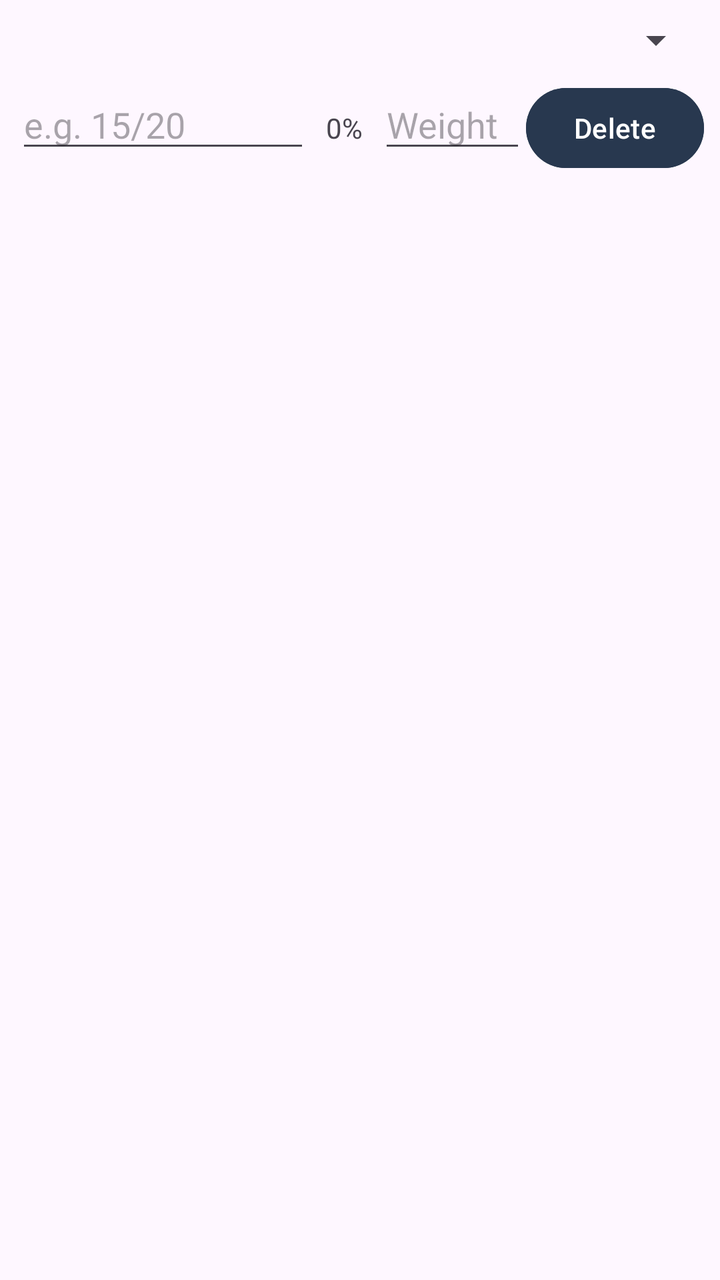
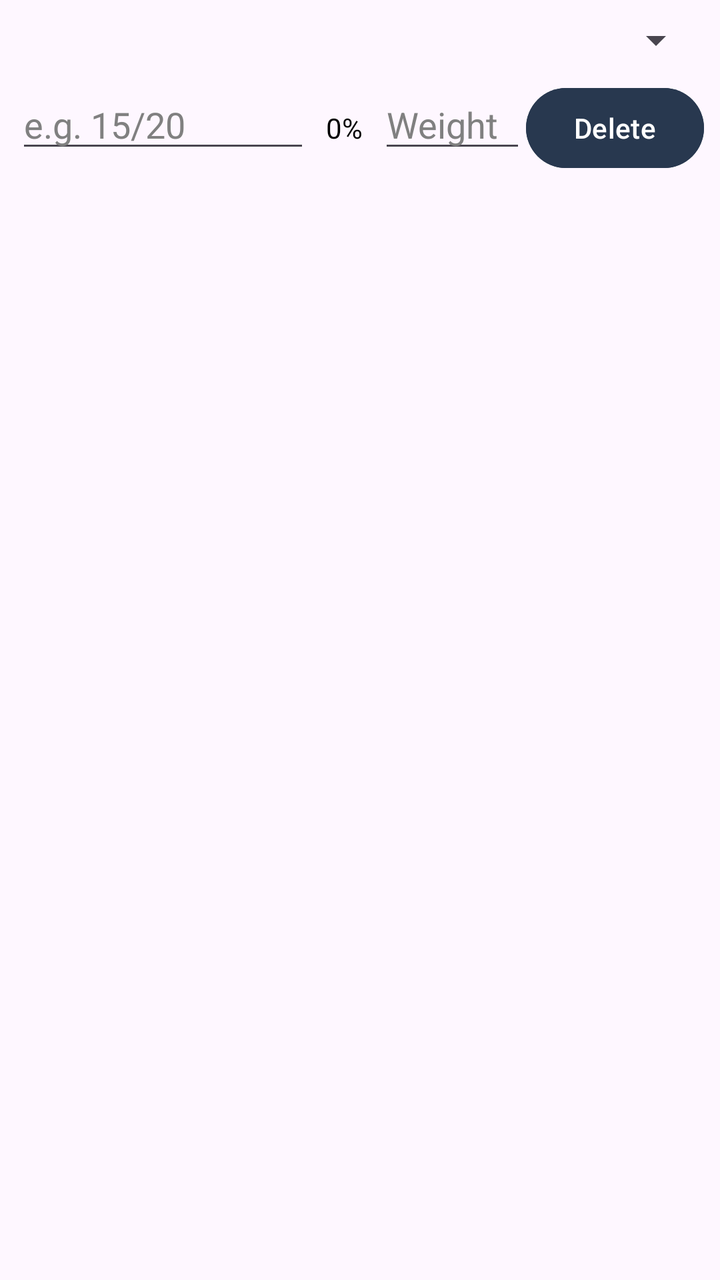

Two renders of the same Android screen: before a commit and after it. Below are the layout's source before the change and the commit's diff.
<!-- AndroidManifest.xml: application theme Theme.Grader -->
<!-- res/layout/assessment_row.xml -->
<?xml version="1.0" encoding="utf-8"?>
<LinearLayout xmlns:android="http://schemas.android.com/apk/res/android"
    android:layout_width="match_parent"
    android:layout_height="wrap_content"
    android:orientation="vertical"
    android:padding="8dp">

    <Spinner
        android:id="@+id/categorySpinner"
        android:layout_width="match_parent"
        android:layout_height="wrap_content" />

    <LinearLayout
        android:layout_width="match_parent"
        android:layout_height="wrap_content"
        android:orientation="horizontal"
        android:layout_marginTop="8dp">

        <EditText
            android:id="@+id/marksEditText"
            android:layout_width="0dp"
            android:layout_height="wrap_content"
            android:layout_weight="1"
            android:hint="e.g. 15/20"
            android:inputType="text" />

        <TextView
            android:id="@+id/percentageTextView"
            android:layout_width="wrap_content"
            android:layout_height="wrap_content"
            android:padding="8dp"
            android:text="0%" />

        <EditText
            android:id="@+id/weightEditText"
            android:layout_width="0dp"
            android:layout_height="wrap_content"
            android:layout_weight="0.5"
            android:hint="Weight"
            android:inputType="numberDecimal" />

        <Button
            android:id="@+id/deleteRowButton"
            android:layout_width="wrap_content"
            android:layout_height="wrap_content"
            android:backgroundTint="@color/dark_navy"
            android:text="Delete" />
    </LinearLayout>

</LinearLayout>
<!-- resources referenced by this layout -->
<resources>
  <color name="dark_navy">#28384F</color>
  <style name="Theme.Grader" parent="Base.Theme.Grader" />
  <style name="Base.Theme.Grader" parent="Theme.Material3.DayNight.NoActionBar">
          
          
      </style>
</resources>

<!-- the commit's change to res/layout/assessment_row.xml (unified diff, before → after) -->
@@ -8,6 +8,7 @@
     <Spinner
         android:id="@+id/categorySpinner"
         android:layout_width="match_parent"
+        android:textColor="@color/black"
         android:layout_height="wrap_content" />
 
     <LinearLayout
@@ -21,13 +22,16 @@
             android:layout_width="0dp"
             android:layout_height="wrap_content"
             android:layout_weight="1"
+            android:textColor="@color/black"
             android:hint="e.g. 15/20"
+            android:textColorHint="@color/grey"
             android:inputType="text" />
 
         <TextView
             android:id="@+id/percentageTextView"
             android:layout_width="wrap_content"
             android:layout_height="wrap_content"
+            android:textColor="@color/black"
             android:padding="8dp"
             android:text="0%" />
 
@@ -36,6 +40,8 @@
             android:layout_width="0dp"
             android:layout_height="wrap_content"
             android:layout_weight="0.5"
+            android:textColor="@color/black"
+            android:textColorHint="@color/grey"
             android:hint="Weight"
             android:inputType="numberDecimal" />
 
@@ -43,6 +49,7 @@
             android:id="@+id/deleteRowButton"
             android:layout_width="wrap_content"
             android:layout_height="wrap_content"
+            android:textColor="@color/white"
             android:backgroundTint="@color/dark_navy"
             android:text="Delete" />
     </LinearLayout>
<!-- resource entries referenced after the edit -->
@@ -1,6 +1,9 @@
 <!-- resources referenced by this layout -->
 <resources>
+  <color name="black">#FF000000</color>
   <color name="dark_navy">#28384F</color>
+  <color name="grey">#808080</color>
+  <color name="white">#FFFFFFFF</color>
   <style name="Theme.Grader" parent="Base.Theme.Grader" />
   <style name="Base.Theme.Grader" parent="Theme.Material3.DayNight.NoActionBar">
           
